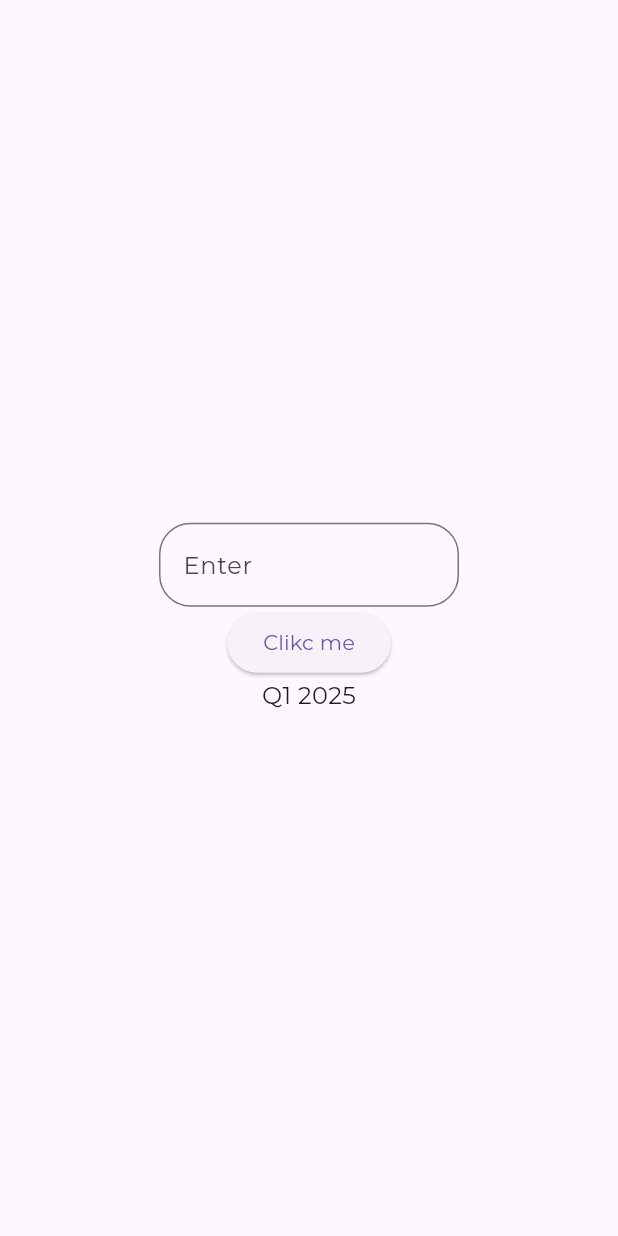
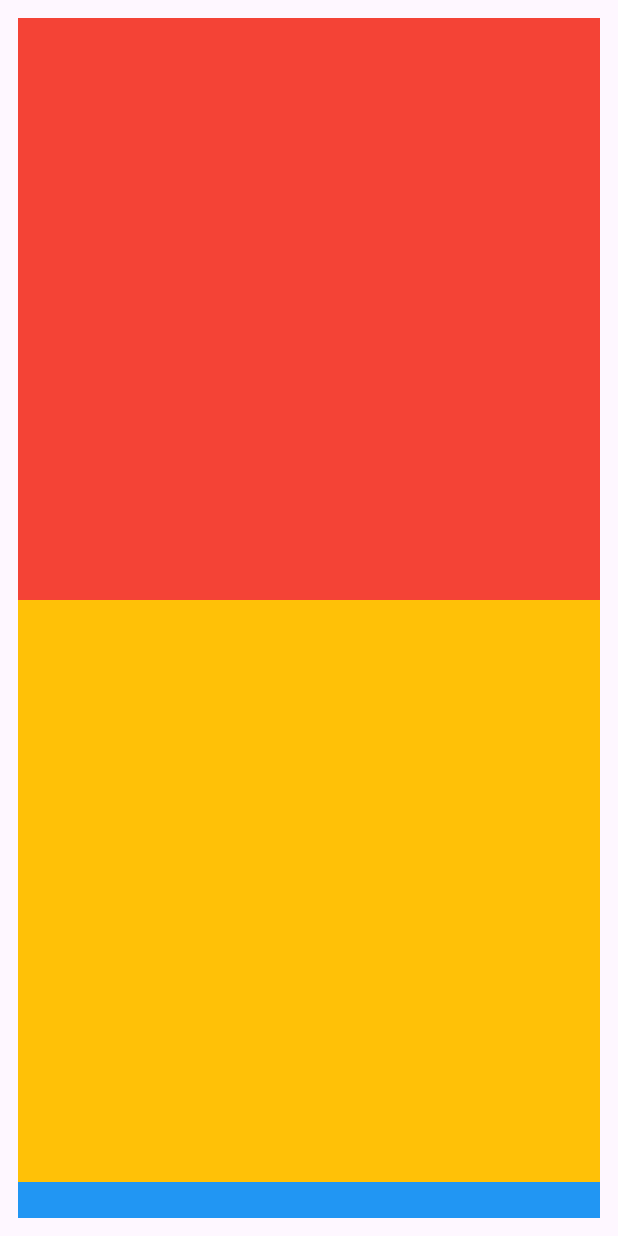
Before and after one commit to masked-redhat/learn-flutter, a Flutter app: the screen it shows after launch, on a phone screen of 412 x 824 dp. Run offline on Flutter 3.47's test engine with Material 3 defaults, Android fonts, the phone set to English and light mode, and no system bars; project files that could hold a hidden picture were left out.

Commit message:
learn: gridview

```diff
--- a/lib/main.dart
+++ b/lib/main.dart
@@ -30,33 +30,50 @@ class MainApp extends StatelessWidget {
 
 class MainWidget extends StatelessWidget {
   const MainWidget({super.key});
+
   @override
   Widget build(BuildContext context) {
-    var fieldController = TextEditingController();
+    var colors = [
+      Colors.red,
+      Colors.amber,
+      Colors.blue,
+      Colors.lightGreen,
+      Colors.red,
+      Colors.amber,
+      Colors.lightBlue,
+      Colors.purple,
+    ];
+
     return Scaffold(
       body: Center(
-        child: Column(
-          mainAxisAlignment: MainAxisAlignment.center,
-          children: [
-            SizedBox(
-              width: 200,
-              child: TextField(
-                controller: fieldController,
-                decoration: InputDecoration(
-                  hintText: "Enter",
-                  border: OutlineInputBorder(
-                    borderRadius: BorderRadius.circular(21),
-                  ),
-                  suffixText: "Great",
-                ),
-              ),
+        child: Padding(
+          padding: const EdgeInsets.all(12),
+          child: GridView.builder(
+            gridDelegate: SliverGridDelegateWithMaxCrossAxisExtent(
+              maxCrossAxisExtent: 500,
             ),
-            ElevatedButton(
-              onPressed: () => print(fieldController.text),
-              child: Text("Clikc me"),
-            ),
-            Text('${DateFormat('yQQQ').format(DateTime.now())}'),
-          ],
+            itemBuilder: (context, index) {
+              return Container(color: colors[index]);
+            },
+            itemCount: 6,
+          ),
+          //   child: GridView.extent(
+          //     // crossAxisCount: 2,
+          //     maxCrossAxisExtent: 100,
+          //     mainAxisSpacing: 12,
+          //     crossAxisSpacing: 12,
+          //     children: [
+          //       Text('${colors.length}'),
+          //       Container(color: colors[0]),
+          //       Container(color: colors[1]),
+          //       Container(color: colors[2]),
+          //       Container(color: colors[3]),
+          //       Container(color: colors[4]),
+          //       Container(color: colors[5]),
+          //       Container(color: colors[6]),
+          //       Container(color: colors[7]),
+          //     ],
+          //   ),
         ),
       ),
     );
```
